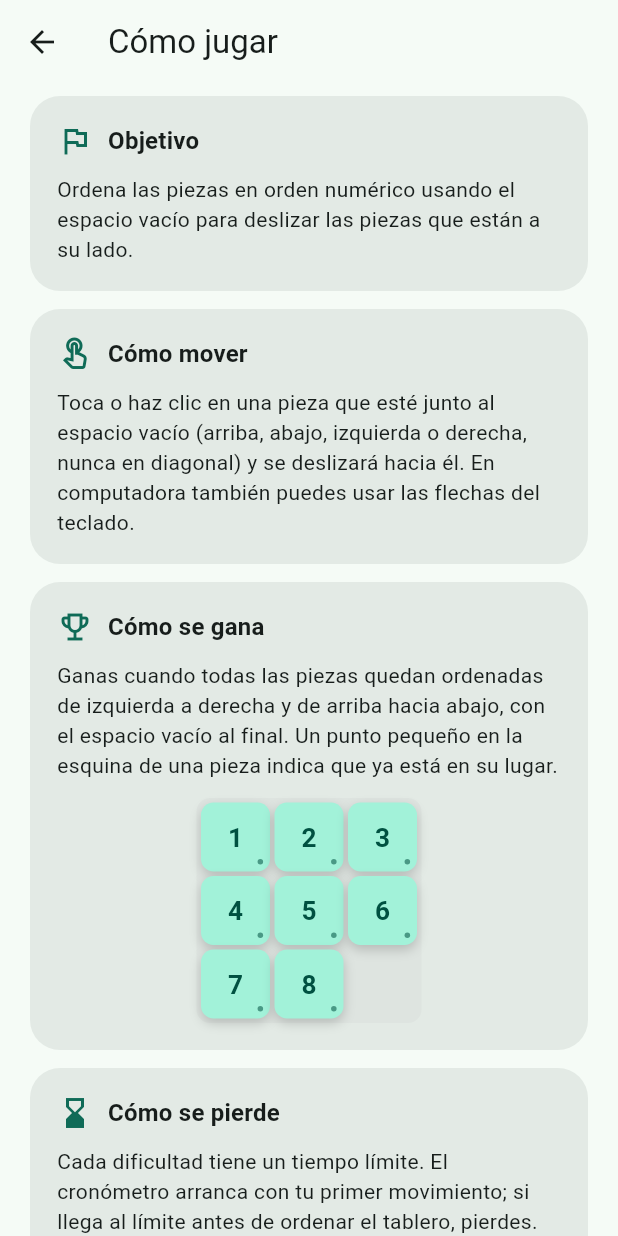
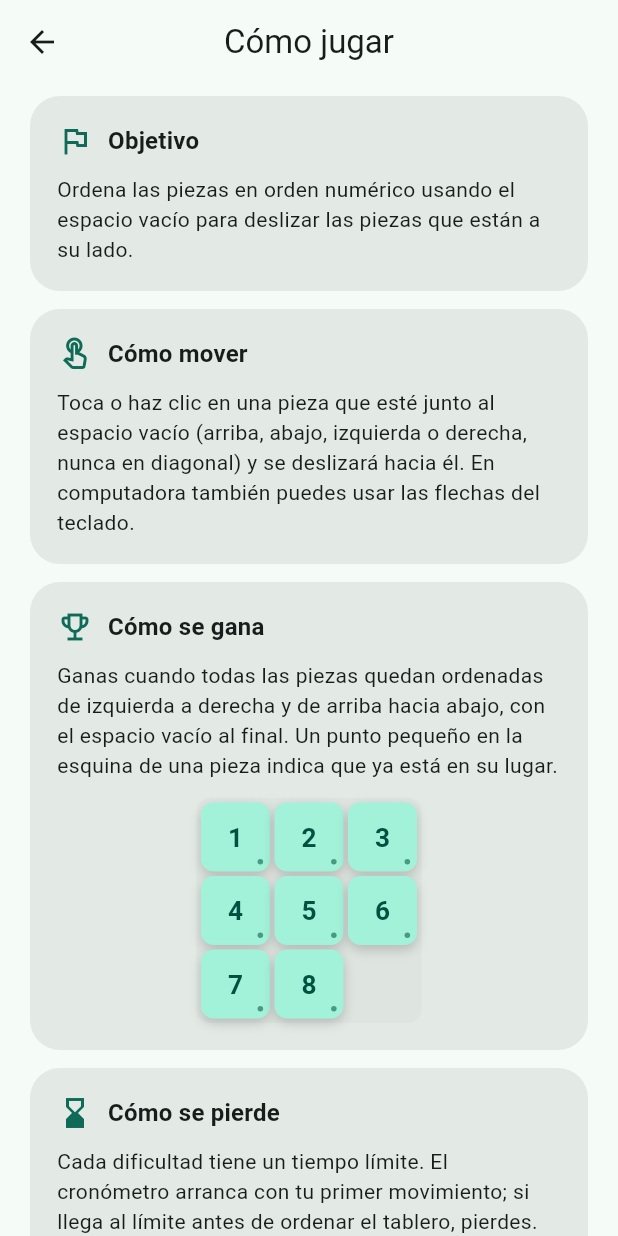
Before and after one commit to juaneslinarez-byte/15-puzzle_JL_LB, a Flutter app: the screen it shows after launch, after a tap on "Cómo jugar", on a phone screen of 412 x 824 dp. Run offline on Flutter 3.47's test engine with Material 3 defaults, Android fonts, the phone set to English and light mode, and no system bars; our stand-ins replace animate_do, shared_preferences.

Commit message:
feat: agregar tema claro, oscuro y automatico

```diff
--- a/lib/main.dart
+++ b/lib/main.dart
@@ -5,6 +5,7 @@ import 'data/app_storage.dart';
 import 'screens/splash_screen.dart';
 import 'state/app_scope.dart';
 import 'state/settings_controller.dart';
+import 'theme/app_theme.dart';
 
 Future<void> main() async {
   WidgetsFlutterBinding.ensureInitialized();
@@ -22,14 +23,17 @@ class PuzzleApp extends StatelessWidget {
   Widget build(BuildContext context) {
     return AppScope(
       settings: settings,
-      child: MaterialApp(
-        title: '15-Puzzle Flutter',
-        debugShowCheckedModeBanner: false,
-        theme: ThemeData(
-          colorScheme: ColorScheme.fromSeed(seedColor: const Color(0xFF1F6F5C)),
-          useMaterial3: true,
+      // Se reconstruye cuando cambia el tema, así el cambio es inmediato.
+      child: ListenableBuilder(
+        listenable: settings,
+        builder: (context, _) => MaterialApp(
+          title: '15-Puzzle Flutter',
+          debugShowCheckedModeBanner: false,
+          theme: AppTheme.light(),
+          darkTheme: AppTheme.dark(),
+          themeMode: settings.themeMode,
+          home: const SplashScreen(),
         ),
-        home: const SplashScreen(),
       ),
     );
   }
--- /dev/null
+++ b/lib/theme/app_theme.dart
@@ -0,0 +1,42 @@
+import 'package:flutter/material.dart';
+
+/// Tema de la app en sus versiones clara y oscura.
+class AppTheme {
+  static const seed = Color(0xFF1F6F5C);
+
+  static ThemeData light() => _build(Brightness.light);
+  static ThemeData dark() => _build(Brightness.dark);
+
+  static ThemeData _build(Brightness brightness) {
+    final scheme = ColorScheme.fromSeed(seedColor: seed, brightness: brightness);
+    return ThemeData(
+      colorScheme: scheme,
+      useMaterial3: true,
+      scaffoldBackgroundColor: scheme.surface,
+      appBarTheme: AppBarTheme(
+        centerTitle: true,
+        backgroundColor: scheme.surface,
+        surfaceTintColor: Colors.transparent,
+      ),
+      cardTheme: CardThemeData(
+        elevation: 0,
+        color: scheme.surfaceContainerHigh,
+        shape: RoundedRectangleBorder(borderRadius: BorderRadius.circular(20)),
+      ),
+      filledButtonTheme: FilledButtonThemeData(
+        style: FilledButton.styleFrom(
+          minimumSize: const Size(0, 52),
+          shape: RoundedRectangleBorder(borderRadius: BorderRadius.circular(16)),
+          textStyle: const TextStyle(fontSize: 16, fontWeight: FontWeight.w600),
+        ),
+      ),
+      outlinedButtonTheme: OutlinedButtonThemeData(
+        style: OutlinedButton.styleFrom(
+          minimumSize: const Size(0, 52),
+          shape: RoundedRectangleBorder(borderRadius: BorderRadius.circular(16)),
+          textStyle: const TextStyle(fontSize: 16, fontWeight: FontWeight.w600),
+        ),
+      ),
+    );
+  }
+}
```
